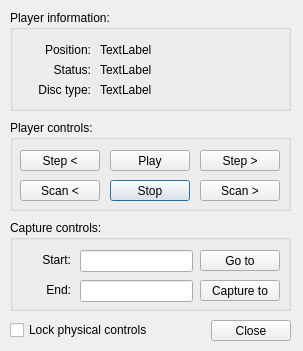
The window that Linux-Application/DomesdayDuplicator/playercontroldialog.ui (simoninns/DomesdayDuplicator-gui-app) describes before a commit, drawn with Qt 5.
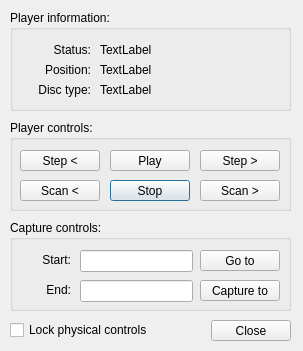
The same window after the commit.

The edit to the form file:
```diff
--- a/Linux-Application/DomesdayDuplicator/playercontroldialog.ui
+++ b/Linux-Application/DomesdayDuplicator/playercontroldialog.ui
@@ -237,7 +237,7 @@
     <property name="geometry">
      <rect>
       <x>10</x>
-      <y>30</y>
+      <y>50</y>
       <width>71</width>
       <height>20</height>
      </rect>
@@ -253,7 +253,7 @@
     <property name="geometry">
      <rect>
       <x>10</x>
-      <y>50</y>
+      <y>30</y>
       <width>71</width>
       <height>20</height>
      </rect>
@@ -285,7 +285,7 @@
     <property name="geometry">
      <rect>
       <x>90</x>
-      <y>30</y>
+      <y>50</y>
       <width>181</width>
       <height>20</height>
      </rect>
@@ -298,7 +298,7 @@
     <property name="geometry">
      <rect>
       <x>90</x>
-      <y>50</y>
+      <y>30</y>
       <width>181</width>
       <height>20</height>
      </rect>
```
